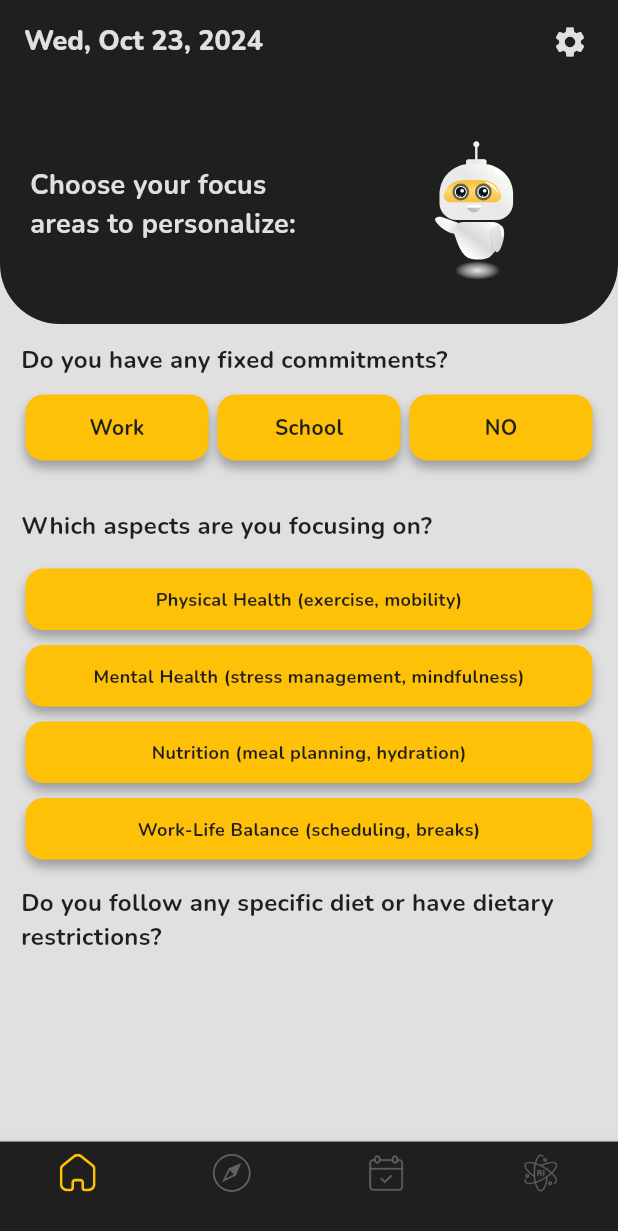
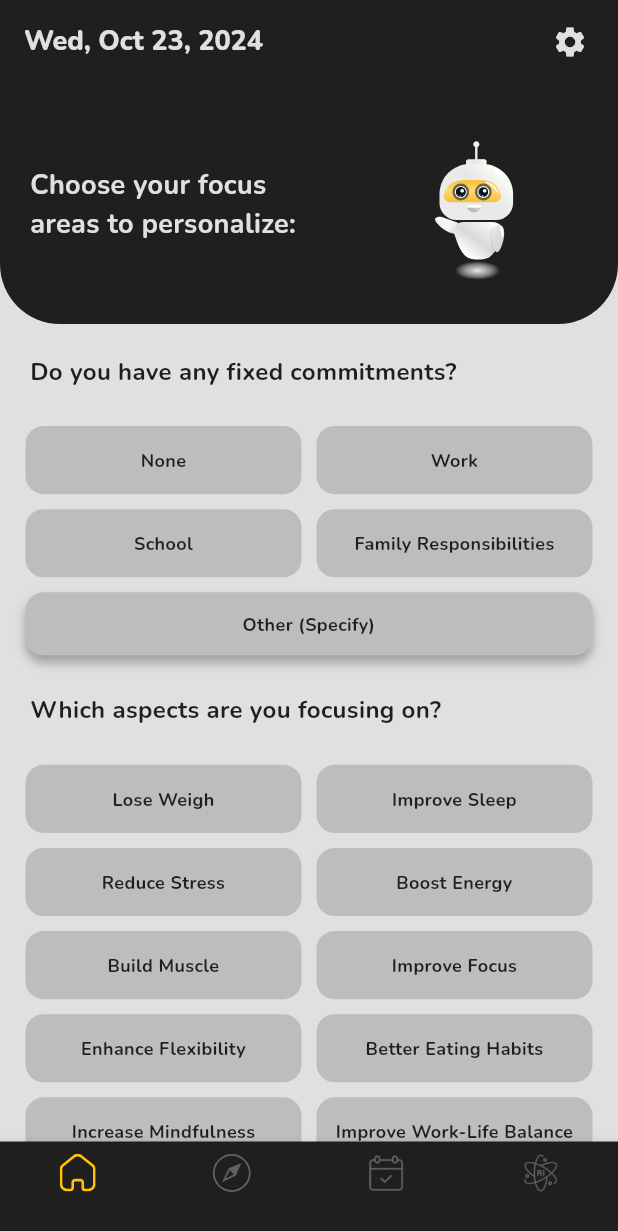
Before and after one commit to TheSam912/time_sync_project, a Flutter app: the Profile screen opened by its route, after a tap on "Start", on a phone screen of 412 x 824 dp. Shown: the top 1231 px of the screen. Run offline on Flutter 3.47's test engine with Material 3 defaults, Android fonts, the phone set to English and light mode, and no system bars; our stand-ins replace cloud_firestore, firebase_auth, firebase_core, fl_chart, flutter_riverpod, flutter_svg and 6 more; accounts and stored records are empty; generated files the repository leaves out were written again; network calls fail; statements that could not run were skipped.

Commit message:
questions before build with Ai page done

```diff
--- a/lib/constants/AppColor.dart
+++ b/lib/constants/AppColor.dart
@@ -3,6 +3,7 @@ import 'package:flutter/material.dart';
 class AppColors {
   static Color backgroundColor = Colors.grey.shade300;
   static const Color mainItemColor = Color(0xff1f1f1f);
+  static Color unselectedItemColor = Colors.grey.shade400;
 
   static const Color primary = contentColorCyan;
   static const Color menuBackground = Color(0xFF090912);
--- a/lib/constants/strings.dart
+++ b/lib/constants/strings.dart
@@ -1,6 +1,24 @@
+List fixedCommitments = ["None", "Work", "School", "Family Responsibilities"];
+
 List aspects = [
-  "Physical Health (exercise, mobility)",
-  "Mental Health (stress management, mindfulness)",
-  "Nutrition (meal planning, hydration)",
-  "Work-Life Balance (scheduling, breaks)",
+  "Lose Weigh",
+  "Improve Sleep",
+  "Reduce Stress",
+  "Boost Energy",
+  "Build Muscle",
+  "Improve Focus",
+  "Enhance Flexibility",
+  "Better Eating Habits",
+  "Increase Mindfulness",
+  "Improve Work-Life Balance"
 ];
+List specificDiet = [
+  "None",
+  "Vegetarian",
+  "Vegan",
+  "Gluten-Free",
+  "Pescatarian",
+  "Mediterranean",
+];
+
+List challenges = ["Lack Of Time ", "Motivation", "Energy", "Consistency"];
--- a/lib/pages/profile/Profile.dart
+++ b/lib/pages/profile/Profile.dart
@@ -1,13 +1,10 @@
-import 'package:fl_chart/fl_chart.dart';
 import 'package:flutter/material.dart';
 import 'package:flutter_riverpod/flutter_riverpod.dart';
 import 'package:google_fonts/google_fonts.dart';
 import 'package:intl/intl.dart';
 import 'package:lottie/lottie.dart';
-import 'package:time_sync/Widgets/Second_template.dart';
 import 'package:time_sync/constants/strings.dart';
 import '../../Widgets/HomePage_Widgets.dart';
-import '../../model/ProgramModel.dart';
 import '../../constants/AppColor.dart';
 
 class Profile extends ConsumerStatefulWidget {
@@ -19,8 +16,21 @@ class Profile extends ConsumerStatefulWidget {
 
 class _ProfileState extends ConsumerState<Profile> {
   late String titleDate;
+  bool havePlan = false;
+  Set<String> selectedCommitment = {};
+  Set<String> selectedAspect = {};
+  Set<String> selectedDiet = {};
+  Set<String> selectedChallenges = {};
 
-  bool havePlan = false;
+  void toggleSelection(String challenge, list) {
+    setState(() {
+      if (list.contains(challenge)) {
+        list.remove(challenge); // Deselect
+      } else {
+        list.add(challenge); // Select
+      }
+    });
+  }
 
   @override
   Widget build(BuildContext context) {
@@ -37,82 +47,110 @@ class _ProfileState extends ConsumerState<Profile> {
   }
 
   _buildQuestions() {
-    return Column(
-      crossAxisAlignment: CrossAxisAlignment.start,
+    return ListView(
+      shrinkWrap: true,
+      physics: const ClampingScrollPhysics(),
       children: [
-        Container(
-          alignment: Alignment.topRight,
-          decoration: const BoxDecoration(
-              color: AppColors.mainItemColor,
-              borderRadius: BorderRadius.only(
-                  bottomRight: Radius.circular(40), bottomLeft: Radius.circular(40))),
-          child: Padding(
-            padding: const EdgeInsets.symmetric(horizontal: 8.0),
-            child: Row(
-              mainAxisAlignment: MainAxisAlignment.spaceEvenly,
-              children: [
-                SizedBox(
-                  width: 200,
-                  child: Text(
-                    "Choose your focus areas to personalize:",
-                    maxLines: 2,
-                    overflow: TextOverflow.ellipsis,
-                    style: GoogleFonts.nunito(
-                        color: AppColors.backgroundColor,
-                        fontSize: 18,
-                        fontWeight: FontWeight.w700),
-                  ),
-                ),
-                SizedBox(
-                  child: Lottie.asset("assets/lottie/ai.json", height: 160, width: 160),
-                ),
-              ],
-            ),
-          ),
-        ),
-        questionsTitle("Do you have any fixed commitments?"),
-        Padding(
-          padding: const EdgeInsets.symmetric(horizontal: 14),
-          child: Row(
-            children: [boxItem("Work"), boxItem("School"), boxItem("NO")],
-          ),
-        ),
-        const SizedBox(
-          height: 20,
-        ),
-        questionsTitle("Which aspects are you focusing on?"),
-        listAspects(),
-        questionsTitle("Do you follow any specific diet or have dietary restrictions?"),
+        appbarSection(),
+        gridListSection("Do you have any fixed commitments?", fixedCommitments, "commitments"),
+        gridListSection("Which aspects are you focusing on?", aspects, "aspect"),
+        gridListSection("Do you follow any specific diet restrictions?", specificDiet, "diet"),
+        gridListSection("What are your main challenges?", challenges, "challenge"),
+        specifyOtherSection(),
+        generateButton()
       ],
     );
   }
 
-  listAspects() {
+  gridListSection(question, list, type) {
+    bool isSelected = false;
     return Padding(
-        padding: const EdgeInsets.symmetric(horizontal: 14),
-        child: ListView.builder(
-          itemCount: aspects.length,
-          shrinkWrap: true,
-          physics: const NeverScrollableScrollPhysics(),
-          itemBuilder: (context, index) {
-            return Container(
-              padding: const EdgeInsets.symmetric(vertical: 12),
-              margin: const EdgeInsets.symmetric(horizontal: 3, vertical: 5),
+      padding: const EdgeInsets.symmetric(horizontal: 12),
+      child: ListView(
+        shrinkWrap: true,
+        physics: const NeverScrollableScrollPhysics(),
+        children: [
+          questionsTitle(question),
+          GridView.builder(
+            gridDelegate: const SliverGridDelegateWithFixedCrossAxisCount(
+                crossAxisCount: 2, childAspectRatio: 3.5),
+            shrinkWrap: true,
+            physics: const NeverScrollableScrollPhysics(),
+            itemCount: list.length,
+            itemBuilder: (context, index) {
+              String item = list[index];
+              switch (type) {
+                case "commitments":
+                  isSelected = selectedCommitment.contains(item);
+                case "aspect":
+                  isSelected = selectedAspect.contains(item);
+                case "diet":
+                  isSelected = selectedDiet.contains(item);
+                case "challenge":
+                  isSelected = selectedChallenges.contains(item);
+              }
+              return GestureDetector(
+                onTap: () {
+                  if (type == "commitments") {
+                    toggleSelection(item, selectedCommitment);
+                  }
+                  if (type == "aspect") {
+                    toggleSelection(item, selectedAspect);
+                  }
+                  if (type == "diet") {
+                    toggleSelection(item, selectedDiet);
+                  }
+                  if (type == "challenge") {
+                    toggleSelection(item, selectedChallenges);
+                  }
+                },
+                child: Container(
+                  margin: const EdgeInsets.all(5),
+                  padding: const EdgeInsets.symmetric(horizontal: 8),
+                  alignment: Alignment.center,
+                  decoration: BoxDecoration(
+                      borderRadius: BorderRadius.circular(12),
+                      color: isSelected ? Colors.amber : AppColors.unselectedItemColor,
+                      boxShadow: [
+                        BoxShadow(
+                            color: isSelected ? AppColors.unselectedItemColor : Colors.transparent,
+                            blurRadius: 5,
+                            offset: const Offset(0, 5))
+                      ]),
+                  child: Text(
+                    item,
+                    textAlign: TextAlign.center,
+                    style: GoogleFonts.nunito(
+                        color: AppColors.mainItemColor, fontSize: 12, fontWeight: FontWeight.w700),
+                  ),
+                ),
+              );
+            },
+          ),
+          GestureDetector(
+            onTap: () {},
+            child: Container(
+              height: 42,
+              margin: const EdgeInsets.all(5),
+              padding: const EdgeInsets.symmetric(horizontal: 8),
               alignment: Alignment.center,
               decoration: BoxDecoration(
                   borderRadius: BorderRadius.circular(12),
-                  color: Colors.amber,
+                  color: AppColors.unselectedItemColor,
                   boxShadow: const [
                     BoxShadow(color: Colors.grey, blurRadius: 5, offset: Offset(0, 5))
                   ]),
               child: Text(
-                aspects[index],
+                "Other (Specify)",
+                textAlign: TextAlign.center,
                 style: GoogleFonts.nunito(
                     color: AppColors.mainItemColor, fontSize: 12, fontWeight: FontWeight.w700),
               ),
-            );
-          },
-        ));
+            ),
+          )
+        ],
+      ),
+    );
   }
 
   boxItem(text) {
@@ -128,7 +166,7 @@ class _ProfileState extends ConsumerState<Profile> {
         child: Text(
           text,
           style: GoogleFonts.nunito(
-              color: AppColors.mainItemColor, fontSize: 14, fontWeight: FontWeight.w700),
+              color: AppColors.mainItemColor, fontSize: 12, fontWeight: FontWeight.w700),
         ),
       ),
     );
@@ -136,7 +174,7 @@ class _ProfileState extends ConsumerState<Profile> {
 
   questionsTitle(text) {
     return Padding(
-      padding: const EdgeInsets.symmetric(horizontal: 14, vertical: 12),
+      padding: const EdgeInsets.symmetric(horizontal: 8, vertical: 20),
       child: Text(
         text,
         style: GoogleFonts.nunito(
@@ -184,4 +222,101 @@ class _ProfileState extends ConsumerState<Profile> {
       ),
     );
   }
+
+  specifyOtherSection() {
+    return Column(
+      crossAxisAlignment: CrossAxisAlignment.start,
+      children: [
+        Padding(
+          padding: const EdgeInsets.symmetric(horizontal: 16, vertical: 20),
+          child: Text(
+            "Please specify any other points you want",
+            style: GoogleFonts.nunito(
+                color: AppColors.mainItemColor, fontSize: 16, fontWeight: FontWeight.w700),
+          ),
+        ),
+        Container(
+          margin: const EdgeInsets.only(left: 16, right: 16, bottom: 40),
+          padding: const EdgeInsets.symmetric(vertical: 8, horizontal: 12),
+          decoration: BoxDecoration(
+              borderRadius: BorderRadius.circular(12),
+              color: AppColors.backgroundColor,
+              border: Border.all(color: AppColors.mainItemColor, width: 0.5)),
+          child: TextField(
+            maxLines: 6,
+            style: GoogleFonts.nunito(
+                color: AppColors.mainItemColor, fontSize: 14, fontWeight: FontWeight.w500),
+            cursorColor: AppColors.mainItemColor,
+            onTapOutside: (event) {
+              FocusManager.instance.primaryFocus?.unfocus();
+            },
+            decoration: InputDecoration(
+              border: InputBorder.none,
+              hintText: "Write here ...",
+              hintStyle:
+                  GoogleFonts.nunito(color: Colors.grey, fontSize: 16, fontWeight: FontWeight.w700),
+            ),
+          ),
+        )
+      ],
+    );
+  }
+
+  appbarSection() {
+    return Container(
+      alignment: Alignment.topRight,
+      decoration: const BoxDecoration(
+          color: AppColors.mainItemColor,
+          borderRadius:
+              BorderRadius.only(bottomRight: Radius.circular(40), bottomLeft: Radius.circular(40))),
+      child: Padding(
+        padding: const EdgeInsets.symmetric(horizontal: 8.0),
+        child: Row(
+          mainAxisAlignment: MainAxisAlignment.spaceEvenly,
+          children: [
+            SizedBox(
+              width: 200,
+              child: Text(
+                "Choose your focus areas to personalize:",
+                maxLines: 2,
+                overflow: TextOverflow.ellipsis,
+                style: GoogleFonts.nunito(
+                    color: AppColors.backgroundColor, fontSize: 18, fontWeight: FontWeight.w700),
+              ),
+            ),
+            SizedBox(
+              child: Lottie.asset("assets/lottie/ai.json", height: 160, width: 160),
+            ),
+          ],
+        ),
+      ),
+    );
+  }
+
+  generateButton() {
+    return Column(
+      children: [
+        GestureDetector(
+          onTap: () {},
+          child: Container(
+            height: 60,
+            margin: const EdgeInsets.symmetric(horizontal: 16),
+            alignment: Alignment.center,
+            decoration: BoxDecoration(
+                color: Colors.amber,
+                borderRadius: BorderRadius.circular(12),
+                boxShadow: const [BoxShadow(color: Colors.grey, blurRadius: 8)]),
+            child: Text(
+              "Generate",
+              style: GoogleFonts.nunito(
+                  color: AppColors.mainItemColor, fontSize: 16, fontWeight: FontWeight.w700),
+            ),
+          ),
+        ),
+        const SizedBox(
+          height: 20,
+        )
+      ],
+    );
+  }
 }
```
